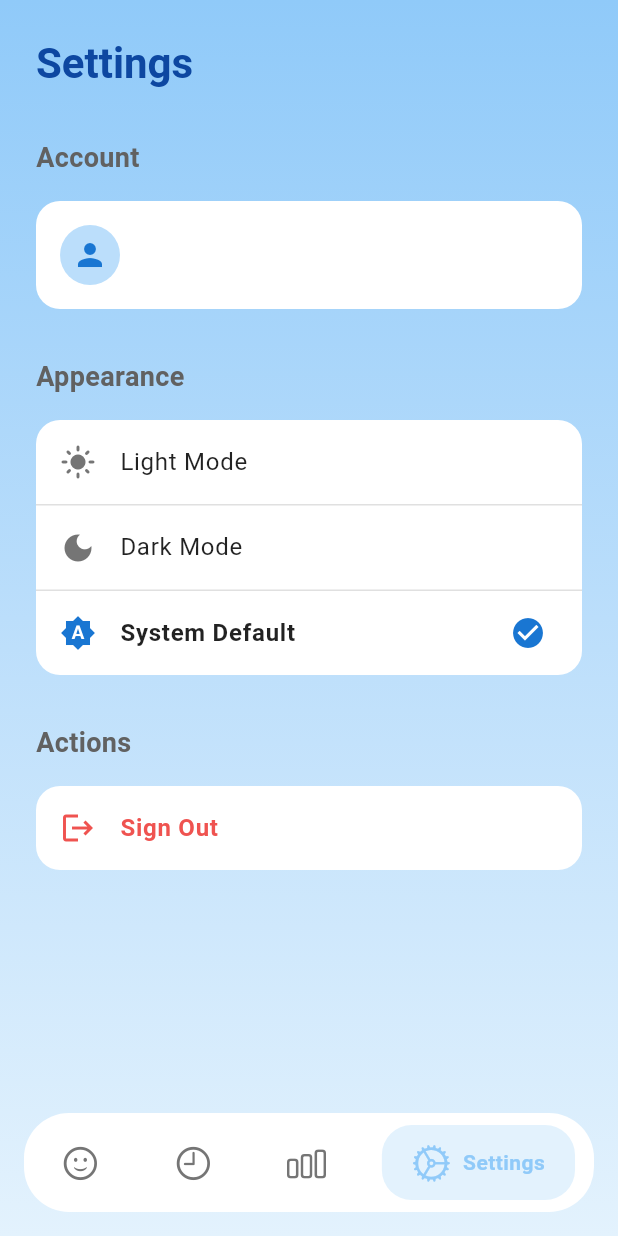
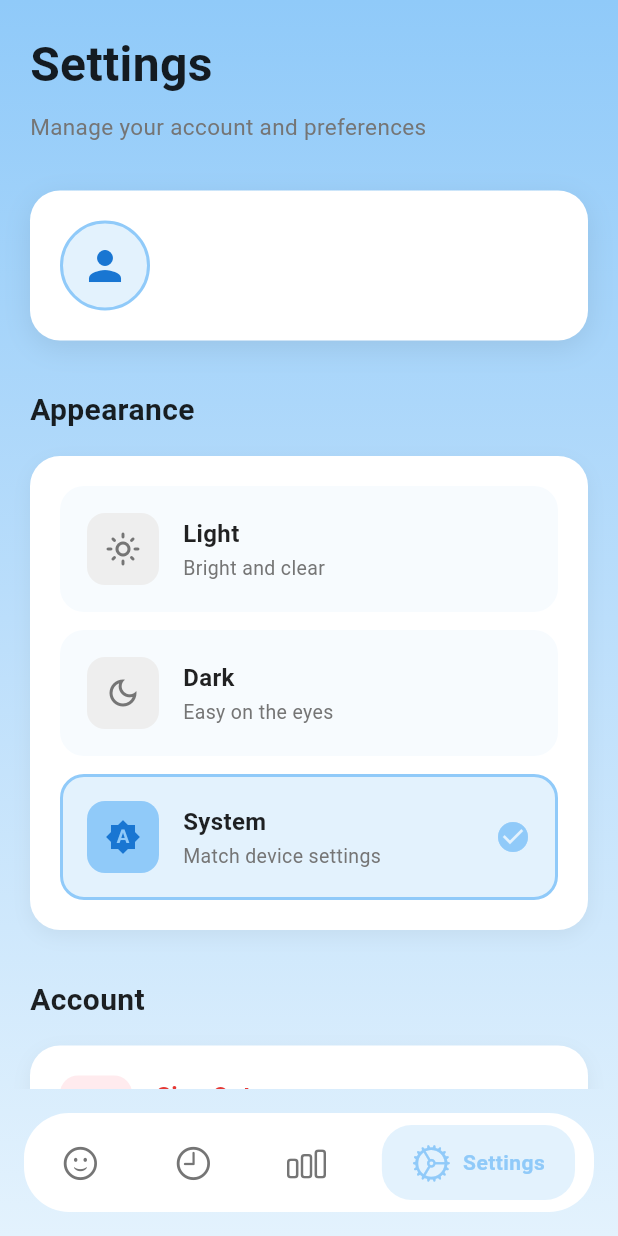
Before and after one commit to Rohit-Chandra-007/DailyPulse, a Flutter app: the screen it shows once a user with an empty profile is signed in, item 4 of the bottom bar chosen, on a phone screen of 412 x 824 dp. Run offline on Flutter 3.47's test engine with Material 3 defaults, Android fonts, the light colour scheme and no system bars; our stand-ins replace cloud_firestore, connectivity_plus, easy_date_timeline, firebase_auth, firebase_core, fl_chart and 2 more; accounts and stored records are empty; generated files the repository leaves out were written again.

Commit message:
feat(settings): Add comprehensive settings screen with user profile and theme management
- Implement new settings screen with improved layout and design
- Add user profile card displaying user information
- Create theme selector with light, dark, and system mode options
- Introduce dialog utilities for confirmation and information dialogs
- Enhance user experience with more intuitive settings management
- Implement sign-out functionality with confirmation dialog

```diff
--- /dev/null
+++ b/lib/core/utils/dialog_utils.dart
@@ -0,0 +1,54 @@
+import 'package:flutter/material.dart';
+
+class DialogUtils {
+  static Future<bool> showConfirmDialog({
+    required BuildContext context,
+    required String title,
+    required String message,
+    String confirmText = 'Confirm',
+    String cancelText = 'Cancel',
+    bool isDanger = false,
+  }) async {
+    final result = await showDialog<bool>(
+      context: context,
+      builder: (context) => AlertDialog(
+        title: Text(title),
+        content: Text(message),
+        actions: [
+          TextButton(
+            onPressed: () => Navigator.pop(context, false),
+            child: Text(cancelText),
+          ),
+          TextButton(
+            onPressed: () => Navigator.pop(context, true),
+            style: isDanger
+                ? TextButton.styleFrom(foregroundColor: Colors.red)
+                : null,
+            child: Text(confirmText),
+          ),
+        ],
+      ),
+    );
+    return result ?? false;
+  }
+
+  static Future<void> showInfoDialog({
+    required BuildContext context,
+    required String title,
+    required String message,
+  }) async {
+    await showDialog(
+      context: context,
+      builder: (context) => AlertDialog(
+        title: Text(title),
+        content: Text(message),
+        actions: [
+          TextButton(
+            onPressed: () => Navigator.pop(context),
+            child: const Text('OK'),
+          ),
+        ],
+      ),
+    );
+  }
+}
--- a/lib/features/settings/screen/settings_screen.dart
+++ b/lib/features/settings/screen/settings_screen.dart
@@ -1,10 +1,28 @@
 import 'package:dailypulse/core/providers/auth_provider.dart';
 import 'package:dailypulse/core/providers/theme_provider.dart';
+import 'package:dailypulse/core/utils/dialog_utils.dart';
 import 'package:flutter/material.dart';
 import 'package:provider/provider.dart';
+import '../widgets/settings_card.dart';
+import '../widgets/theme_selector.dart';
+import '../widgets/user_profile_card.dart';
 
 class SettingsScreen extends StatelessWidget {
   const SettingsScreen({super.key});
+
+  Future<void> _handleSignOut(BuildContext context) async {
+    final confirm = await DialogUtils.showConfirmDialog(
+      context: context,
+      title: 'Sign Out',
+      message: 'Are you sure you want to sign out?',
+      confirmText: 'Sign Out',
+      isDanger: true,
+    );
+
+    if (confirm && context.mounted) {
+      await context.read<AuthProvider>().signOut();
+    }
+  }
 
   @override
   Widget build(BuildContext context) {
@@ -16,148 +34,145 @@ class SettingsScreen extends StatelessWidget {
       backgroundColor: Colors.transparent,
       body: SafeArea(
         child: SingleChildScrollView(
-          padding: const EdgeInsets.all(24),
+          padding: const EdgeInsets.all(20),
           child: Column(
             crossAxisAlignment: CrossAxisAlignment.start,
             children: [
               Text(
                 'Settings',
-                style: Theme.of(context).textTheme.headlineMedium?.copyWith(
+                style: TextStyle(
+                  fontSize: 32,
                   fontWeight: FontWeight.bold,
-                  color: isDark ? Colors.white : Colors.blue.shade900,
+                  color: isDark ? Colors.white : Colors.black87,
+                ),
+              ),
+              const SizedBox(height: 8),
+              Text(
+                'Manage your account and preferences',
+                style: TextStyle(
+                  fontSize: 15,
+                  color: isDark ? Colors.grey.shade400 : Colors.grey.shade600,
                 ),
               ),
               const SizedBox(height: 32),
 
-              // Account Section
-              _buildSectionTitle('Account', isDark),
+              // User Profile Card
+              UserProfileCard(
+                displayName: authProvider.user?.displayName,
+                email: authProvider.user?.email,
+              ),
+              const SizedBox(height: 32),
+
+              // Theme Section
+              _buildSectionHeader('Appearance', isDark),
               const SizedBox(height: 16),
-              _buildCard(
-                isDark: isDark,
-                child: Column(
-                  children: [
-                    ListTile(
-                      leading: CircleAvatar(
-                        backgroundColor: isDark
-                            ? Colors.blue.shade700
-                            : Colors.blue.shade100,
-                        child: Icon(
-                          Icons.person,
-                          color: isDark ? Colors.white : Colors.blue.shade700,
+              SettingsCard(
+                child: Padding(
+                  padding: const EdgeInsets.all(20),
+                  child: ThemeSelector(
+                    isLightMode: themeProvider.isLightMode,
+                    isDarkMode: themeProvider.isDarkMode,
+                    isSystemMode: themeProvider.isSystemMode,
+                    onLightMode: themeProvider.setLightTheme,
+                    onDarkMode: themeProvider.setDarkTheme,
+                    onSystemMode: themeProvider.setSystemTheme,
                   ),
                 ),
-                      title: Text(
-                        authProvider.user?.displayName ?? 'User',
-                        style: TextStyle(
-                          fontWeight: FontWeight.bold,
-                          color: isDark ? Colors.white : Colors.black87,
+              ),
+              const SizedBox(height: 32),
+
+              // Account Actions
+              _buildSectionHeader('Account', isDark),
+              const SizedBox(height: 16),
+              SettingsCard(
+                child: Material(
+                  color: Colors.transparent,
+                  child: InkWell(
+                    onTap: () => _handleSignOut(context),
+                    borderRadius: BorderRadius.circular(20),
+                    child: Padding(
+                      padding: const EdgeInsets.all(20),
+                      child: Row(
+                        children: [
+                          Container(
+                            padding: const EdgeInsets.all(12),
+                            decoration: BoxDecoration(
+                              color: Colors.red.shade50,
+                              borderRadius: BorderRadius.circular(12),
+                            ),
+                            child: Icon(
+                              Icons.logout,
+                              color: Colors.red.shade600,
+                              size: 24,
                             ),
                           ),
-                      subtitle: Text(
-                        authProvider.user?.email ?? '',
+                          const SizedBox(width: 16),
+                          Expanded(
+                            child: Column(
+                              crossAxisAlignment: CrossAxisAlignment.start,
+                              children: [
+                                Text(
+                                  'Sign Out',
                                   style: TextStyle(
+                                    fontSize: 16,
+                                    fontWeight: FontWeight.w600,
+                                    color: Colors.red.shade600,
+                                  ),
+                                ),
+                                const SizedBox(height: 2),
+                                Text(
+                                  'Sign out of your account',
+                                  style: TextStyle(
+                                    fontSize: 13,
                                     color: isDark
                                         ? Colors.grey.shade400
                                         : Colors.grey.shade600,
                                   ),
                                 ),
+                              ],
+                            ),
+                          ),
+                          Icon(
+                            Icons.arrow_forward_ios,
+                            size: 16,
+                            color: Colors.grey.shade400,
                           ),
                         ],
                       ),
                     ),
+                  ),
+                ),
+              ),
               const SizedBox(height: 32),
 
-              // Theme Section
-              _buildSectionTitle('Appearance', isDark),
-              const SizedBox(height: 16),
-              _buildCard(
-                isDark: isDark,
+              // App Info
+              Center(
                 child: Column(
                   children: [
-                    _buildThemeOption(
-                      context: context,
-                      title: 'Light Mode',
-                      icon: Icons.light_mode,
-                      isSelected: themeProvider.isLightMode,
-                      onTap: () => themeProvider.setLightTheme(),
-                      isDark: isDark,
+                    Text(
+                      'DailyPulse',
+                      style: TextStyle(
+                        fontSize: 14,
+                        fontWeight: FontWeight.w600,
+                        color: isDark
+                            ? Colors.grey.shade400
+                            : Colors.grey.shade600,
                       ),
-                    Divider(
-                      height: 1,
+                    ),
+                    const SizedBox(height: 4),
+                    Text(
+                      'Version 1.0.0',
+                      style: TextStyle(
+                        fontSize: 12,
                         color: isDark
-                          ? Colors.grey.shade800
-                          : Colors.grey.shade300,
+                            ? Colors.grey.shade500
+                            : Colors.grey.shade500,
                       ),
-                    _buildThemeOption(
-                      context: context,
-                      title: 'Dark Mode',
-                      icon: Icons.dark_mode,
-                      isSelected: themeProvider.isDarkMode,
-                      onTap: () => themeProvider.setDarkTheme(),
-                      isDark: isDark,
-                    ),
-                    Divider(
-                      height: 1,
-                      color: isDark
-                          ? Colors.grey.shade800
-                          : Colors.grey.shade300,
-                    ),
-                    _buildThemeOption(
-                      context: context,
-                      title: 'System Default',
-                      icon: Icons.brightness_auto,
-                      isSelected: themeProvider.isSystemMode,
-                      onTap: () => themeProvider.setSystemTheme(),
-                      isDark: isDark,
                     ),
                   ],
                 ),
               ),
-              const SizedBox(height: 32),
-
-              // Actions Section
-              _buildSectionTitle('Actions', isDark),
-              const SizedBox(height: 16),
-              _buildCard(
-                isDark: isDark,
-                child: ListTile(
-                  leading: Icon(Icons.logout, color: Colors.red.shade400),
-                  title: Text(
-                    'Sign Out',
-                    style: TextStyle(
-                      color: Colors.red.shade400,
-                      fontWeight: FontWeight.w600,
-                    ),
-                  ),
-                  onTap: () async {
-                    final confirm = await showDialog<bool>(
-                      context: context,
-                      builder: (context) => AlertDialog(
-                        title: const Text('Sign Out'),
-                        content: const Text(
-                          'Are you sure you want to sign out?',
-                        ),
-                        actions: [
-                          TextButton(
-                            onPressed: () => Navigator.pop(context, false),
-                            child: const Text('Cancel'),
-                          ),
-                          TextButton(
-                            onPressed: () => Navigator.pop(context, true),
-                            style: TextButton.styleFrom(
-                              foregroundColor: Colors.red,
-                            ),
-                            child: const Text('Sign Out'),
-                          ),
-                        ],
-                      ),
-                    );
-                    if (confirm == true && context.mounted) {
-                      await context.read<AuthProvider>().signOut();
-                    }
-                  },
-                ),
-              ),
+              const SizedBox(height: 20),
             ],
           ),
         ),
@@ -165,56 +180,14 @@ class SettingsScreen extends StatelessWidget {
     );
   }
 
-  Widget _buildSectionTitle(String title, bool isDark) {
+  Widget _buildSectionHeader(String title, bool isDark) {
     return Text(
       title,
       style: TextStyle(
-        fontSize: 18,
+        fontSize: 20,
         fontWeight: FontWeight.bold,
-        color: isDark ? Colors.grey.shade300 : Colors.grey.shade700,
+        color: isDark ? Colors.white : Colors.black87,
       ),
     );
   }
-
-  Widget _buildCard({required bool isDark, required Widget child}) {
-    return Container(
-      decoration: BoxDecoration(
-        color: isDark ? const Color(0xFF2C2C2C) : Colors.white,
-        borderRadius: BorderRadius.circular(16),
-      ),
-      child: child,
-    );
 }
-
-  Widget _buildThemeOption({
-    required BuildContext context,
-    required String title,
-    required IconData icon,
-    required bool isSelected,
-    required VoidCallback onTap,
-    required bool isDark,
-  }) {
-    return ListTile(
-      leading: Icon(
-        icon,
-        color: isSelected
-            ? (isDark ? Colors.blue.shade300 : Colors.blue.shade700)
-            : (isDark ? Colors.grey.shade400 : Colors.grey.shade600),
-      ),
-      title: Text(
-        title,
-        style: TextStyle(
-          color: isDark ? Colors.white : Colors.black87,
-          fontWeight: isSelected ? FontWeight.w600 : FontWeight.normal,
-        ),
-      ),
-      trailing: isSelected
-          ? Icon(
-              Icons.check_circle,
-              color: isDark ? Colors.blue.shade300 : Colors.blue.shade700,
-            )
-          : null,
-      onTap: onTap,
-    );
-  }
-}
--- /dev/null
+++ b/lib/features/settings/widgets/settings_card.dart
@@ -0,0 +1,30 @@
+import 'package:flutter/material.dart';
+
+class SettingsCard extends StatelessWidget {
+  final Widget child;
+
+  const SettingsCard({
+    super.key,
+    required this.child,
+  });
+
+  @override
+  Widget build(BuildContext context) {
+    final isDark = Theme.of(context).brightness == Brightness.dark;
+
+    return Container(
+      decoration: BoxDecoration(
+        color: isDark ? const Color(0xFF2C2C2C) : Colors.white,
+        borderRadius: BorderRadius.circular(20),
+        boxShadow: [
+          BoxShadow(
+            color: Colors.black.withValues(alpha: isDark ? 0.3 : 0.05),
+            blurRadius: 10,
+            offset: const Offset(0, 4),
+          ),
+        ],
+      ),
+      child: child,
+    );
+  }
+}
--- /dev/null
+++ b/lib/features/settings/widgets/theme_selector.dart
@@ -0,0 +1,186 @@
+import 'package:flutter/material.dart';
+
+class ThemeSelector extends StatefulWidget {
+  final bool isLightMode;
+  final bool isDarkMode;
+  final bool isSystemMode;
+  final VoidCallback onLightMode;
+  final VoidCallback onDarkMode;
+  final VoidCallback onSystemMode;
+
+  const ThemeSelector({
+    super.key,
+    required this.isLightMode,
+    required this.isDarkMode,
+    required this.isSystemMode,
+    required this.onLightMode,
+    required this.onDarkMode,
+    required this.onSystemMode,
+  });
+
+  @override
+  State<ThemeSelector> createState() => _ThemeSelectorState();
+}
+
+class _ThemeSelectorState extends State<ThemeSelector>
+    with SingleTickerProviderStateMixin {
+  late AnimationController _animationController;
+  late Animation<double> _scaleAnimation;
+
+  @override
+  void initState() {
+    super.initState();
+    _animationController = AnimationController(
+      duration: const Duration(milliseconds: 200),
+      vsync: this,
+    );
+    _scaleAnimation = Tween<double>(begin: 1.0, end: 0.95).animate(
+      CurvedAnimation(parent: _animationController, curve: Curves.easeInOut),
+    );
+  }
+
+  @override
+  void dispose() {
+    _animationController.dispose();
+    super.dispose();
+  }
+
+  void _onTapDown() {
+    _animationController.forward();
+  }
+
+  void _onTapUp() {
+    _animationController.reverse();
+  }
+
+  @override
+  Widget build(BuildContext context) {
+    final isDark = Theme.of(context).brightness == Brightness.dark;
+
+    return Column(
+      children: [
+        _buildThemeOption(
+          icon: Icons.light_mode_outlined,
+          title: 'Light',
+          subtitle: 'Bright and clear',
+          isSelected: widget.isLightMode,
+          onTap: widget.onLightMode,
+          isDark: isDark,
+        ),
+        const SizedBox(height: 12),
+        _buildThemeOption(
+          icon: Icons.dark_mode_outlined,
+          title: 'Dark',
+          subtitle: 'Easy on the eyes',
+          isSelected: widget.isDarkMode,
+          onTap: widget.onDarkMode,
+          isDark: isDark,
+        ),
+        const SizedBox(height: 12),
+        _buildThemeOption(
+          icon: Icons.brightness_auto,
+          title: 'System',
+          subtitle: 'Match device settings',
+          isSelected: widget.isSystemMode,
+          onTap: widget.onSystemMode,
+          isDark: isDark,
+        ),
+      ],
+    );
+  }
+
+  Widget _buildThemeOption({
+    required IconData icon,
+    required String title,
+    required String subtitle,
+    required bool isSelected,
+    required VoidCallback onTap,
+    required bool isDark,
+  }) {
+    return GestureDetector(
+      onTapDown: (_) => _onTapDown(),
+      onTapUp: (_) => _onTapUp(),
+      onTapCancel: _onTapUp,
+      onTap: () {
+        _onTapUp();
+        onTap();
+      },
+      child: ScaleTransition(
+        scale: _scaleAnimation,
+        child: Container(
+          padding: const EdgeInsets.all(16),
+          decoration: BoxDecoration(
+            color: isSelected
+                ? (isDark
+                    ? Colors.blue.shade700.withValues(alpha: 0.3)
+                    : Colors.blue.shade50)
+                : (isDark
+                    ? const Color(0xFF1E1E1E)
+                    : Colors.blue.shade50.withValues(alpha: 0.3)),
+            borderRadius: BorderRadius.circular(16),
+            border: Border.all(
+              color: isSelected
+                  ? (isDark ? Colors.blue.shade300 : Colors.blue.shade200)
+                  : Colors.transparent,
+              width: 2,
+            ),
+          ),
+          child: Row(
+            children: [
+              Container(
+                padding: const EdgeInsets.all(12),
+                decoration: BoxDecoration(
+                  color: isSelected
+                      ? (isDark ? Colors.blue.shade700 : Colors.blue.shade200)
+                      : (isDark
+                          ? Colors.grey.shade700
+                          : Colors.grey.shade200),
+                  borderRadius: BorderRadius.circular(12),
+                ),
+                child: Icon(
+                  icon,
+                  color: isSelected
+                      ? (isDark ? Colors.white : Colors.blue.shade700)
+                      : Colors.grey.shade600,
+                  size: 24,
+                ),
+              ),
+              const SizedBox(width: 16),
+              Expanded(
+                child: Column(
+                  crossAxisAlignment: CrossAxisAlignment.start,
+                  children: [
+                    Text(
+                      title,
+                      style: TextStyle(
+                        fontSize: 16,
+                        fontWeight: FontWeight.w600,
+                        color: isDark ? Colors.white : Colors.black87,
+                      ),
+                    ),
+                    const SizedBox(height: 2),
+                    Text(
+                      subtitle,
+                      style: TextStyle(
+                        fontSize: 13,
+                        color: isDark
+                            ? Colors.grey.shade400
+                            : Colors.grey.shade600,
+                      ),
+                    ),
+                  ],
+                ),
+              ),
+              if (isSelected)
+                Icon(
+                  Icons.check_circle,
+                  color: isDark ? Colors.blue.shade300 : Colors.blue.shade200,
+                  size: 24,
+                ),
+            ],
+          ),
+        ),
+      ),
+    );
+  }
+}
--- /dev/null
+++ b/lib/features/settings/widgets/user_profile_card.dart
@@ -0,0 +1,78 @@
+import 'package:flutter/material.dart';
+
+class UserProfileCard extends StatelessWidget {
+  final String? displayName;
+  final String? email;
+
+  const UserProfileCard({super.key, this.displayName, this.email});
+
+  @override
+  Widget build(BuildContext context) {
+    final isDark = Theme.of(context).brightness == Brightness.dark;
+
+    return Container(
+      padding: const EdgeInsets.all(20),
+      decoration: BoxDecoration(
+        color: isDark ? const Color(0xFF2C2C2C) : Colors.white,
+        borderRadius: BorderRadius.circular(20),
+        boxShadow: [
+          BoxShadow(
+            color: Colors.black.withValues(alpha: isDark ? 0.3 : 0.08),
+            blurRadius: 15,
+            offset: const Offset(0, 5),
+          ),
+        ],
+      ),
+      child: Row(
+        children: [
+          Container(
+            width: 60,
+            height: 60,
+            decoration: BoxDecoration(
+              color: isDark
+                  ? Colors.blue.shade700.withValues(alpha: 0.3)
+                  : Colors.blue.shade50,
+              shape: BoxShape.circle,
+              border: Border.all(
+                color: isDark ? Colors.blue.shade700 : Colors.blue.shade200,
+                width: 2,
+              ),
+            ),
+            child: Icon(
+              Icons.person,
+              color: isDark ? Colors.blue.shade300 : Colors.blue.shade700,
+              size: 32,
+            ),
+          ),
+          const SizedBox(width: 16),
+          Expanded(
+            child: Column(
+              crossAxisAlignment: CrossAxisAlignment.start,
+              children: [
+                Text(
+                  displayName ?? 'User',
+                  style: TextStyle(
+                    fontSize: 20,
+                    fontWeight: FontWeight.bold,
+                    color: isDark ? Colors.white : Colors.black87,
+                  ),
+                ),
+                const SizedBox(height: 4),
+                Text(
+                  email ?? 'No email',
+                  style: TextStyle(
+                    fontSize: 14,
+                    color: isDark
+                        ? Colors.grey.shade400
+                        : Colors.grey.shade600,
+                  ),
+                  overflow: TextOverflow.ellipsis,
+                ),
+              ],
+            ),
+          ),
+        ],
+      ),
+    );
+  }
+}
```
Lines whose indentation alone changed are shown as unchanged.
